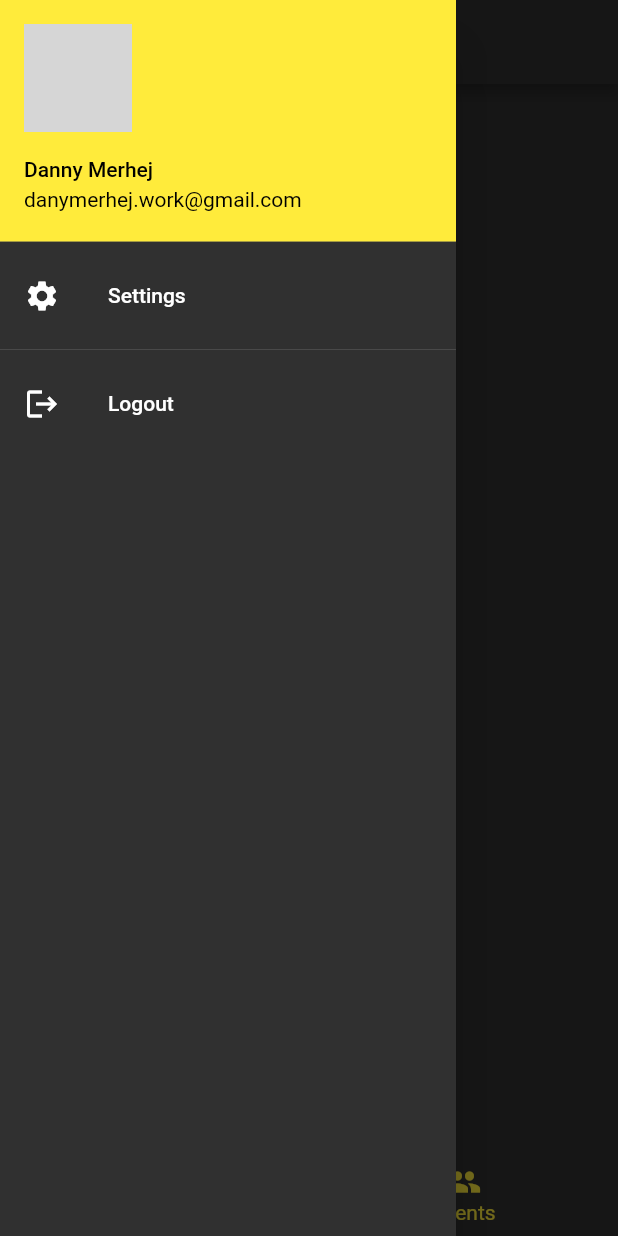
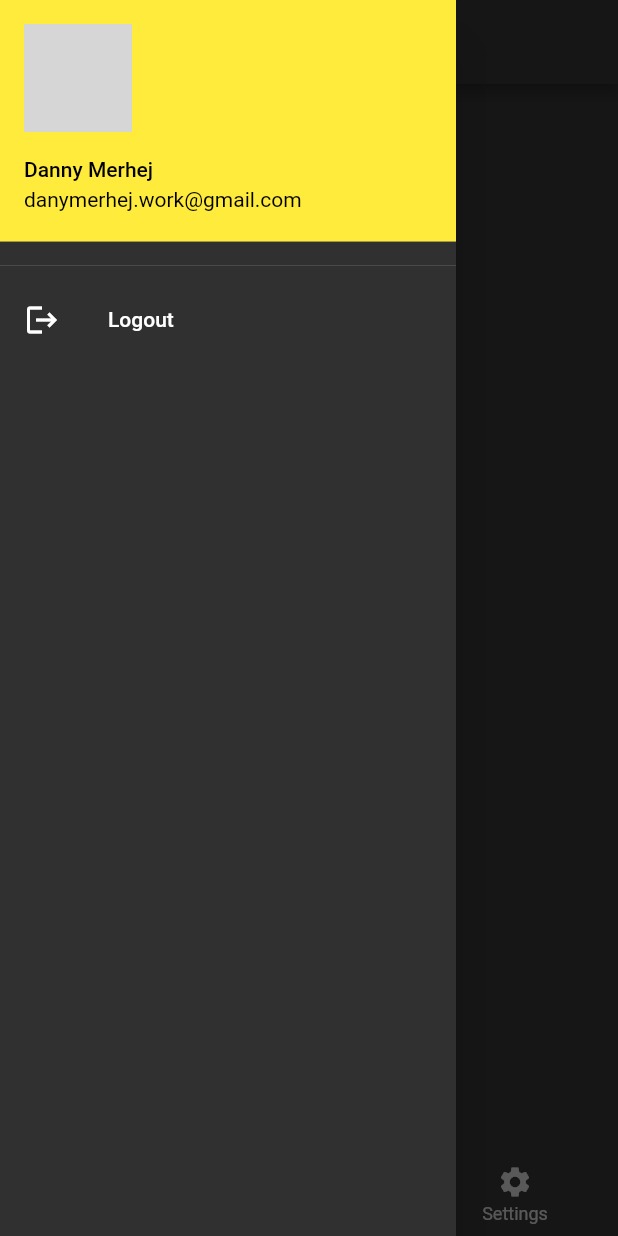
Before and after one commit to DanyMerhej/trainix, a Flutter app: the screen it shows after launch, with the side drawer open, on a phone screen of 412 x 824 dp. Run offline on Flutter 3.47's test engine with Material 2 defaults, Android fonts, the phone set to English and light mode, and no system bars; network calls fail; grey boxes are pictures that could not be loaded.

Commit message:
First commit

```diff
--- a/lib/main.dart
+++ b/lib/main.dart
@@ -1,4 +1,7 @@
 import 'package:flutter/material.dart';
+import 'package:trainix/clients_screen.dart';
+import 'package:trainix/profile_screen.dart';
+import 'package:trainix/settings_screen.dart';
 
 void main() => runApp(MyApp());
 
@@ -23,8 +26,7 @@ class MyHomePage extends StatefulWidget {
 }
 
 class _MyHomePageState extends State<MyHomePage> {
-  int _selectedIndex = 1;
-  final List<Widget> _widgetOptions = [ProfileTab(), ClientsTab()];
+  int _selectedIndex = 0; // Start with the "Profile" tab selected
 
   void _onItemTapped(int index) {
     setState(() {
@@ -39,6 +41,11 @@ class _MyHomePageState extends State<MyHomePage> {
         title: Text('TRAINIX'),
         backgroundColor: Theme.of(context).scaffoldBackgroundColor,
       ),
+      body: _selectedIndex == 0
+          ? ProfileTab()
+          : _selectedIndex == 1
+          ? ClientsTab()
+          : SettingsTab(), // Show the appropriate tab based on the selected index
       drawer: Drawer(
         child: Column(
           children: [
@@ -60,26 +67,28 @@ class _MyHomePageState extends State<MyHomePage> {
               ),
               arrowColor: Colors.yellow,
             ),
-            ListTile(
-              leading: Icon(Icons.settings),
-              title: Text('Settings'),
-              onTap: () {
-                Navigator.pop(context);
-                // TODO: Implement settings screen
-              },
-            ),
+            // ListTile(
+            //   leading: Icon(Icons.settings),
+            //   title: Text('Settings'),
+            //   onTap: () {
+            //     Navigator.pop(context); // Close the drawer
+            //     setState(() {
+            //       _selectedIndex = 2; // Set the selected index to the "Settings" tab
+            //     });
+            //   },
+            // ),
             Divider(),
             ListTile(
               leading: Icon(Icons.logout),
               title: Text('Logout'),
               onTap: () {
-                // TODO: Implement logout logic
+                Navigator.pop(context); // Close the drawer
+                // Handle logout logic here
               },
             ),
           ],
         ),
       ),
-      body: _widgetOptions.elementAt(_selectedIndex),
       bottomNavigationBar: BottomNavigationBar(
         items: const <BottomNavigationBarItem>[
           BottomNavigationBarItem(
@@ -90,6 +99,10 @@ class _MyHomePageState extends State<MyHomePage> {
             icon: Icon(Icons.people),
             label: 'Clients',
           ),
+          BottomNavigationBarItem(
+            icon: Icon(Icons.settings),
+            label: 'Settings',
+          ),
         ],
         currentIndex: _selectedIndex,
         selectedItemColor: Colors.yellow,
@@ -98,27 +111,3 @@ class _MyHomePageState extends State<MyHomePage> {
     );
   }
 }
-
-class ProfileTab extends StatelessWidget {
-  @override
-  Widget build(BuildContext context) {
-    return Center(
-      child: Text(
-        'Profile Tab',
-        style: TextStyle(fontSize: 24),
-      ),
-    );
-  }
-}
-
-class ClientsTab extends StatelessWidget {
-  @override
-  Widget build(BuildContext context) {
-    return Center(
-      child: Text(
-        'Clients Tab',
-        style: TextStyle(fontSize: 24),
-      ),
-    );
-  }
-}
--- /dev/null
+++ b/lib/profile_screen.dart
@@ -0,0 +1,13 @@
+import 'package:flutter/material.dart';
+
+class ProfileTab extends StatelessWidget {
+  @override
+  Widget build(BuildContext context) {
+    return Center(
+      child: Text(
+        'Profile Tab',
+        style: TextStyle(fontSize: 24),
+      ),
+    );
+  }
+}
--- a/pubspec.yaml
+++ b/pubspec.yaml
@@ -30,6 +30,8 @@ environment:
 dependencies:
   flutter:
     sdk: flutter
+  firebase_core: ^1.10.2
+  cloud_firestore: ^4.9.3
 
 
   # The following adds the Cupertino Icons font to your application.
```
Also changed, not shown: lib/clients_screen.dart (added, +13 -0 lines), lib/settings_screen.dart (added, +13 -0 lines), settings_screen.dart (added), 1 other file.
